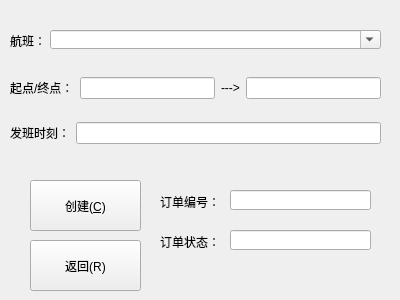
Before: the Qt Designer form src/UI/widgets/ordercreatorwidget.ui in 3944Realms/AirLife, drawn with Qt 5.
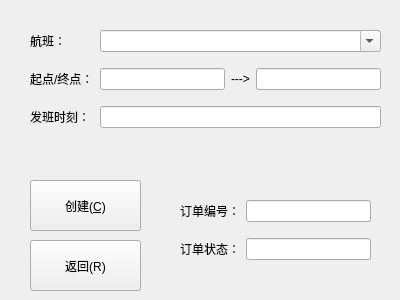
After: the same form once the commit is applied. Icons and pictures are not drawn.

Patch:
```diff
--- a/src/UI/widgets/ordercreatorwidget.ui
+++ b/src/UI/widgets/ordercreatorwidget.ui
@@ -29,174 +29,142 @@
    <iconset resource="../../../resource/resource.qrc">
     <normaloff>:/Logo/airLifeLogo.ico</normaloff>:/Logo/airLifeLogo.ico</iconset>
   </property>
-  <widget class="QComboBox" name="airLifeFlightComboBox">
+  <widget class="QPushButton" name="airLifeCreatePushButton">
    <property name="geometry">
     <rect>
-     <x>50</x>
-     <y>30</y>
-     <width>331</width>
-     <height>19</height>
+     <x>30</x>
+     <y>180</y>
+     <width>111</width>
+     <height>51</height>
     </rect>
    </property>
-   <property name="editable">
-    <bool>true</bool>
+   <property name="text">
+    <string>创建(&amp;C)</string>
    </property>
   </widget>
-  <widget class="QLabel" name="airLifeFlightLabel">
+  <widget class="QPushButton" name="airLifeBackPushButton">
    <property name="geometry">
     <rect>
-     <x>10</x>
+     <x>30</x>
+     <y>240</y>
+     <width>111</width>
+     <height>51</height>
+    </rect>
+   </property>
+   <property name="text">
+    <string>返回(R)</string>
+   </property>
+  </widget>
+  <widget class="QWidget" name="gridLayoutWidget">
+   <property name="geometry">
+    <rect>
+     <x>30</x>
      <y>20</y>
-     <width>51</width>
-     <height>41</height>
+     <width>351</width>
+     <height>121</height>
     </rect>
    </property>
-   <property name="text">
-    <string>航班：</string>
-   </property>
-   <property name="alignment">
-    <set>Qt::AlignLeading|Qt::AlignLeft|Qt::AlignVCenter</set>
-   </property>
-  </widget>
-  <widget class="QWidget" name="verticalLayoutWidget">
-   <property name="geometry">
-    <rect>
-     <x>10</x>
-     <y>60</y>
-     <width>371</width>
-     <height>101</height>
-    </rect>
-   </property>
-   <layout class="QVBoxLayout" name="verticalLayout">
-    <item>
-     <layout class="QHBoxLayout" name="horizontalLayout">
-      <item>
+   <layout class="QGridLayout" name="gridLayout">
+    <item row="1" column="3">
+     <widget class="QLineEdit" name="airLifeELineEdit">
+      <property name="readOnly">
+       <bool>true</bool>
+      </property>
+     </widget>
+    </item>
+    <item row="1" column="1">
+     <widget class="QLineEdit" name="airLifeSLineEdit">
+      <property name="readOnly">
+       <bool>true</bool>
+      </property>
+     </widget>
+    </item>
+    <item row="1" column="0">
        <widget class="QLabel" name="airLifeSELabel">
         <property name="text">
          <string>起点/终点：</string>
         </property>
        </widget>
       </item>
-      <item>
-       <widget class="QLineEdit" name="airLifeSLineEdit">
-        <property name="readOnly">
-         <bool>true</bool>
-        </property>
-       </widget>
-      </item>
-      <item>
-       <widget class="QLabel" name="airLifeArrowLabel">
-        <property name="text">
-         <string>---&gt;</string>
-        </property>
-       </widget>
-      </item>
-      <item>
-       <widget class="QLineEdit" name="airLifeELineEdit">
-        <property name="readOnly">
-         <bool>true</bool>
-        </property>
-       </widget>
-      </item>
-     </layout>
-    </item>
-    <item>
-     <layout class="QHBoxLayout" name="horizontalLayout_3">
-      <item>
+    <item row="2" column="0">
        <widget class="QLabel" name="airLifeSTimeELabel">
         <property name="text">
          <string>发班时刻：</string>
         </property>
        </widget>
       </item>
-      <item>
+    <item row="2" column="1" colspan="3">
        <widget class="QLineEdit" name="airLifeTimeLineEdit">
         <property name="readOnly">
          <bool>true</bool>
         </property>
        </widget>
       </item>
-     </layout>
-    </item>
-   </layout>
-  </widget>
-  <widget class="QPushButton" name="airLifeCreatePushButton">
-   <property name="geometry">
-    <rect>
-     <x>30</x>
-     <y>180</y>
-     <width>111</width>
-     <height>51</height>
-    </rect>
-   </property>
+    <item row="1" column="2">
+     <widget class="QLabel" name="airLifeArrowLabel">
    <property name="text">
-    <string>创建(&amp;C)</string>
-   </property>
-  </widget>
-  <widget class="QPushButton" name="airLifeBackPushButton">
-   <property name="geometry">
-    <rect>
-     <x>30</x>
-     <y>240</y>
-     <width>111</width>
-     <height>51</height>
-    </rect>
-   </property>
+       <string>---&gt;</string>
+      </property>
+     </widget>
+    </item>
+    <item row="0" column="0">
+     <widget class="QLabel" name="airLifeFlightLabel">
    <property name="text">
-    <string>返回(R)</string>
-   </property>
-  </widget>
-  <widget class="QLineEdit" name="airLifeOrderUUIDLineEdit">
+       <string>航班：</string>
+      </property>
+      <property name="alignment">
+       <set>Qt::AlignLeading|Qt::AlignLeft|Qt::AlignVCenter</set>
+      </property>
+     </widget>
+    </item>
+    <item row="0" column="1" colspan="3">
+     <widget class="QComboBox" name="airLifeFlightComboBox">
+      <property name="editable">
+       <bool>true</bool>
+      </property>
+     </widget>
+    </item>
+   </layout>
+  </widget>
+  <widget class="QWidget" name="gridLayoutWidget_2">
    <property name="geometry">
     <rect>
-     <x>230</x>
+     <x>180</x>
      <y>190</y>
-     <width>141</width>
-     <height>20</height>
+     <width>191</width>
+     <height>80</height>
     </rect>
    </property>
+   <layout class="QGridLayout" name="gridLayout_2">
+    <item row="0" column="1">
+     <widget class="QLineEdit" name="airLifeOrderUUIDLineEdit">
    <property name="readOnly">
     <bool>true</bool>
    </property>
   </widget>
+    </item>
+    <item row="0" column="0">
   <widget class="QLabel" name="airLifeOrderUUIDLabel">
-   <property name="geometry">
-    <rect>
-     <x>160</x>
-     <y>180</y>
-     <width>60</width>
-     <height>44</height>
-    </rect>
-   </property>
    <property name="text">
     <string>订单编号：</string>
    </property>
   </widget>
+    </item>
+    <item row="1" column="0">
   <widget class="QLabel" name="airLifeOrderStatusLabel">
-   <property name="geometry">
-    <rect>
-     <x>160</x>
-     <y>220</y>
-     <width>60</width>
-     <height>44</height>
-    </rect>
-   </property>
    <property name="text">
     <string>订单状态：</string>
    </property>
   </widget>
+    </item>
+    <item row="1" column="1">
   <widget class="QLineEdit" name="airLifeOrderStatusLineEdit">
-   <property name="geometry">
-    <rect>
-     <x>230</x>
-     <y>230</y>
-     <width>141</width>
-     <height>20</height>
-    </rect>
-   </property>
    <property name="readOnly">
     <bool>true</bool>
    </property>
+     </widget>
+    </item>
+   </layout>
   </widget>
  </widget>
  <resources>
```
Lines whose indentation alone changed are shown as unchanged.
